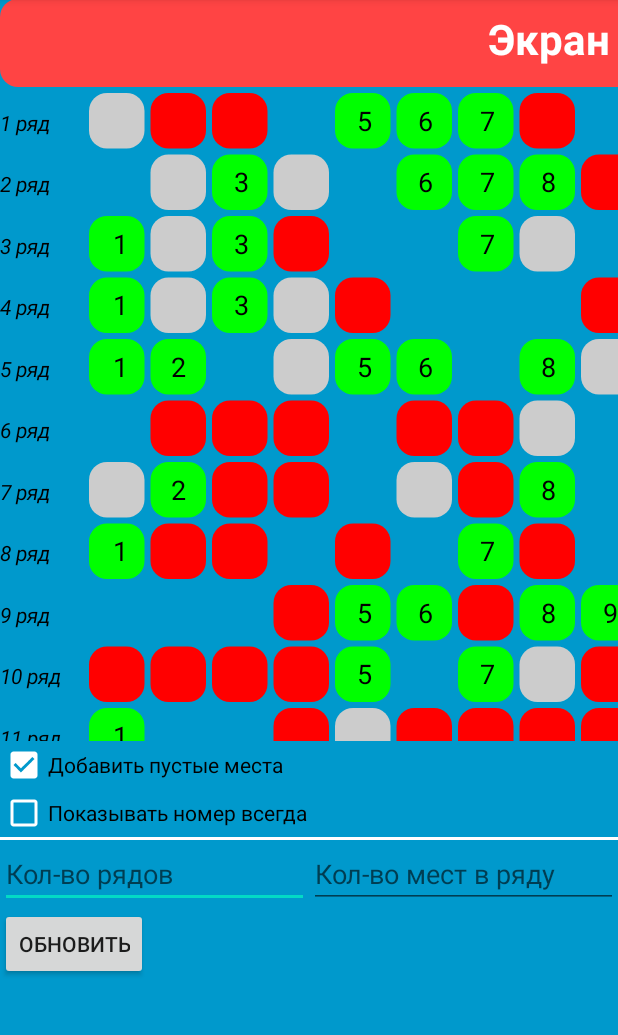
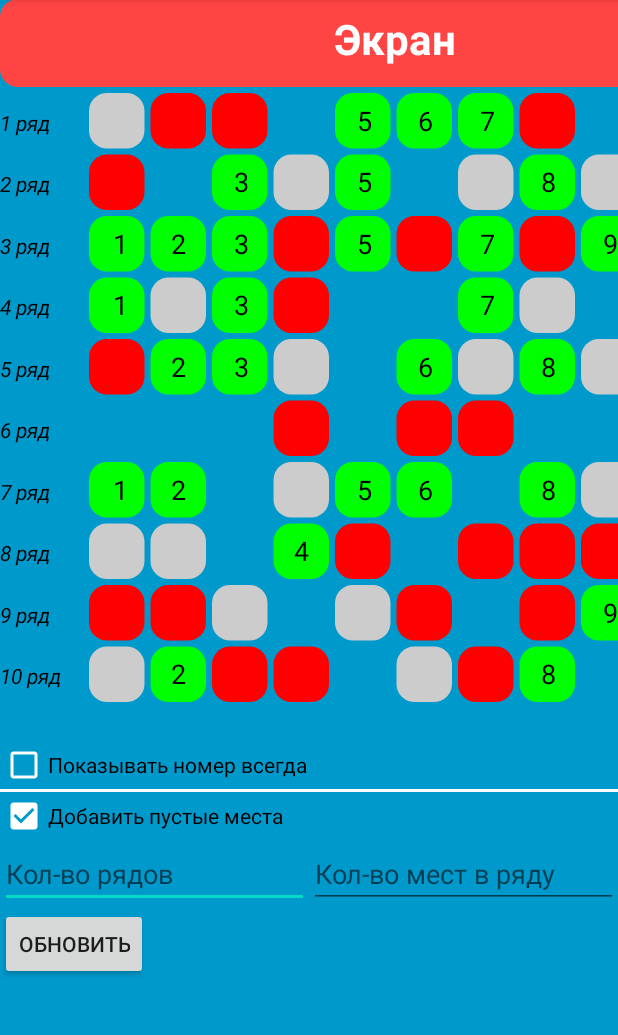
Before and after one commit to V-Razinov/PickPlaceView, an Android app: the screen it shows after launch (MainActivity), on a phone screen of 412 x 824 dp, the part 85-1120 px from its top. Run offline under Robolectric (Android 15) with nearby library versions, the phone set to English and light mode, and no system bars.

Commit message:
правки

```diff
--- a/app/src/main/java/com/custom_view/MainActivity.kt
+++ b/app/src/main/java/com/custom_view/MainActivity.kt
@@ -13,9 +13,9 @@ class MainActivity : AppCompatActivity() {
     override fun onCreate(savedInstanceState: Bundle?) {
         super.onCreate(savedInstanceState)
         setContentView(R.layout.activity_main)
-        pick_place_view.setData(generateData(15, 15))
+        pick_place_view.setData(generateData(10, 10))
         pick_place_view.setOnPlaceClickAction {
-            Toast.makeText(this, "ряд: ${it.row}, место: ${it.column} - ${it.name}", Toast.LENGTH_SHORT).show()
+            Toast.makeText(this, it.toString(), Toast.LENGTH_SHORT).show()
         }
         add_empty.setOnCheckedChangeListener { _, isChecked ->
             addEmptyPlaces = isChecked
--- a/app/src/main/java/com/custom_view/Models.kt
+++ b/app/src/main/java/com/custom_view/Models.kt
@@ -3,7 +3,6 @@ package com.custom_view
 import android.graphics.Color
 import android.graphics.Rect
 import androidx.annotation.ColorInt
-import kotlin.random.Random
 
 abstract class BasePlace(
     val name: String,
@@ -15,6 +14,7 @@ abstract class BasePlace(
     abstract fun showText(): Boolean // if "showPlaceNumberAlways" is set to false
     abstract fun getNextPlaceOnClick() : BasePlace?
     open fun isClickable(): Boolean = bgColor != null
+    override fun toString(): String = "$name - ряд: $row, место: $column"
 }
 
 class FreePlace(row: Int, column: Int) :
@@ -27,7 +27,7 @@ class FreePlace(row: Int, column: Int) :
 class ReservedPlace(row: Int, column: Int) :
     BasePlace(name = "Зарезервированное", row = row, column = column, bgColor = Color.RED) {
     override fun showText(): Boolean = false
-    override fun isClickable(): Boolean = false
+    override fun isClickable(): Boolean = true
     override fun getNextPlaceOnClick(): BasePlace? = null
 }
 
--- a/app/src/main/java/com/custom_view/PlacesView.kt
+++ b/app/src/main/java/com/custom_view/PlacesView.kt
@@ -40,9 +40,6 @@ class PlacesView : View {
     private var screenBgColor = Color.RED
     private var placeTextColor = Color.BLACK
     private var placeBgColor = Color.LTGRAY
-    private var placeFreeColor = Color.LTGRAY
-    private var placeReservedColor = Color.RED
-    private var placePickedColor = Color.GREEN
     private var rowNumberTextColor = Color.BLACK
 
     private var placeShowTextAlways = true
@@ -60,9 +57,9 @@ class PlacesView : View {
     private var rowAdditionNumberMargin = 0.dp
     private val rowNumberRealMargin get() = rowNumberMargin + rowAdditionNumberMargin
 
-    private var screenTextTypeFace = Typeface.create(Typeface.DEFAULT, Typeface.BOLD)
-    private var placeTypeFace = Typeface.create(Typeface.DEFAULT, Typeface.NORMAL)
-    private var rowNumberTypeFace = Typeface.create(Typeface.DEFAULT, Typeface.ITALIC)
+    private var screenTextTypeFace = getTypeFace(Typeface.BOLD)
+    private var placeTypeFace = getTypeFace(Typeface.NORMAL)
+    private var rowNumberTypeFace = getTypeFace(Typeface.ITALIC)
 
     private var placeNumberSize = 0f
     private var placeSize = 0f
@@ -83,27 +80,29 @@ class PlacesView : View {
     private var maxY = 0f
 
     private var places: List<MutableList<BasePlace>> = emptyList()
-    private var onPlaceClick: (BasePlace) -> Unit = { }
+    private var onPlaceClick: (BasePlace) -> Unit = {}
 
     override fun onMeasure(widthMeasureSpec: Int, heightMeasureSpec: Int) {
         super.onMeasure(widthMeasureSpec, heightMeasureSpec)
-        val maxColumns = places.maxOf { it.size }
+        //------------------Ширина/Высота нашего виджета------------------
+        val maxColumns = places.maxOfOrNull { it.size } ?: 0
         val w = (rowNumberColumnWidth + rowNumberMargin) * 2 +
                 maxColumns * (placeSize + placeMargin) + placeMargin
         val h = screenTextPadding * 2 + screenTextBounds.height() +
                 places.size * (placeSize + placeMargin) + placeMargin
 
+        //------------------Размер который займет наш виджет------------------
         val resolvedWidth = resolveSize(w.toInt(), widthMeasureSpec)
         val resolvedHeight = resolveSize(h.toInt(), heightMeasureSpec)
 
+        //------------------Дополнительный отступ между "Какой-то" ряд и местами------------------
         val diffs = resolvedWidth - w
         rowAdditionNumberMargin = if (diffs > 0) diffs / 2 else 0f
-
         realWidth = w + rowAdditionNumberMargin * 2
 
+        //------------------Включаем скроллы если надо + вычисляем макс и мин позиции для скролла------------------
         enableHorizontalScroll = w > resolvedWidth
         enableVerticalScroll = h > resolvedHeight
-
         if (enableHorizontalScroll) {
             abs(w - resolvedWidth).let {
                 if (it > 0) {
@@ -128,6 +127,7 @@ class PlacesView : View {
         canvas.apply {
             var startX = 0f
             var startY = 0f
+            //-------------------Надпись "Экран" с фоном--------------------
             val screenBgHeight = (startY + screenTextBounds.height() + screenTextPadding * 2)
             val screenBgWidth = startX + realWidth
             val screenTextX = realWidth / 2 - screenTextBounds.width().toFloat() / 2
@@ -144,26 +144,30 @@ class PlacesView : View {
                 screenTextX, screenTextY,
                 screenTextPaint
             )
+
+            //------------------Ряд и места------------------
             startY += screenBgHeight
             places.forEachIndexed { indexRow, row ->
                 if (indexRow != 0) {
                     startY += placeSize + placeMargin
                 }
 
+                //------------------"Какой-то" ряд------------------
                 val rowText = "${row.firstOrNull()?.row ?: indexRow + 1} ряд"//todo
                 val rowNumberY = startY + placeMargin + placeSize / 2 + rowNumberBounds.height() / 2
 
                 drawText(rowText, 0, rowText.length, 0f, rowNumberY, rowNumberPaint)
                 startX = 0f + rowNumberBounds.width() + rowNumberRealMargin
 
+                //------------------Места------------------
                 val pointY = startY + placeMargin
-
                 row.forEachIndexed { indexPlace, place ->
                     if (indexPlace != 0) {
                         startX += placeSize + placeMargin
                     }
                     val pointX = startX + placeMargin
 
+                    //------------------Если цвет фона не null - рисуем------------------
                     if (place.bgColor != null) {
                         val index = place.column.toString()
                         val endPointX = pointX + placeSize
@@ -175,6 +179,8 @@ class PlacesView : View {
                             placeCornerRadius, placeCornerRadius,
                             placeBGPaint.apply { color = place.bgColor }
                         )
+
+                        //------------------Если нужно показать номер------------------
                         if (needToShowText(place)) {
                             placeTextPaint.apply {
                                 getTextBounds(index, 0, index.length, placeTextBounds)
@@ -191,6 +197,8 @@ class PlacesView : View {
                         }
                     }
                 }
+
+                //------------------"Какой-то" ряд------------------
                 startX += placeMargin * 2 + placeSize + rowNumberRealMargin
                 rowNumberPaint.getTextBounds(rowText, 0, rowText.length, rowTextBound)
                 drawText(
@@ -240,7 +248,7 @@ class PlacesView : View {
             MotionEvent.ACTION_UP -> {
                 startX = NaN
                 if (event.duration < TAP_TIME) {
-                    handleClick(event)
+                    handleClick(event.x + scrollX, event.y + scrollY)
                     return true
                 }
                 false
@@ -267,17 +275,15 @@ class PlacesView : View {
         this.onPlaceClick = onPlaceClick
     }
 
-    fun <T>getPlaces(clazz: Class<T>): List<BasePlace> {
+    fun <T: BasePlace>getPlaces(clazz: Class<T>): List<BasePlace> {
         val places = mutableListOf<BasePlace>()
         this.places.forEach { row ->
-            row.forEach { place ->
-                if (clazz.isInstance(place)) {
-                    places.add(place)
-                }
-            }
+            places.addAll(row.filter { clazz.isInstance(it) })
         }
         return places
     }
+
+    fun getPlaces() = places
 
     fun setShowPlaceNumberAlways(always: Boolean) {
         placeShowTextAlways = always
@@ -334,18 +340,6 @@ class PlacesView : View {
                 R.styleable.PlacesView_placeShowNumbersAlways,
                 placeShowTextAlways
             )
-            placeFreeColor = getColor(
-                R.styleable.PlacesView_placeFreeColor,
-                placeFreeColor
-            )
-            placeReservedColor = getColor(
-                R.styleable.PlacesView_placeReservedColor,
-                placeReservedColor
-            )
-            placePickedColor = getColor(
-                R.styleable.PlacesView_placePickedColor,
-                placePickedColor
-            )
             rowNumberMargin = getDimensionPixelOffset(
                 R.styleable.PlacesView_rowNumberMargin,
                 rowNumberMargin.toInt()
@@ -392,22 +386,22 @@ class PlacesView : View {
         rowNumberColumnWidth = rowNumberBounds.width().toFloat()
     }
 
-    private fun handleClick(event: MotionEvent) {
-        val clickX = event.x + scrollX
-        val clickY = event.y + scrollY
+    private fun handleClick(clickX: Float, clickY: Float) {
         //Ищем ряд
         val row = places.find { row ->
             row.find { it.rect.inYBounds(clickY) } != null
         }
+        //Ищем индекс мместа
         val index = row?.indexOfFirst { it.rect.inXBounds(clickX) && it.isClickable() }
         if (index != null && index != -1) {
             val place = row[index]
-            onPlaceClick(place)
+            //Если при нажатии есть на что заменить - меняем
             place.getNextPlaceOnClick()?.let { nextPlace ->
                 row.removeAt(index)
                 row.add(index, nextPlace)
                 invalidate()
             }
+            onPlaceClick(row[index])
         }
     }
 
--- a/app/src/main/res/layout/activity_main.xml
+++ b/app/src/main/res/layout/activity_main.xml
@@ -15,10 +15,7 @@
         app:layout_constraintStart_toStartOf="parent"
         app:layout_constraintTop_toTopOf="parent"
         custom:placeCornerRadius="12dp"
-        custom:placeFreeColor="@android:color/darker_gray"
         custom:placeMargin="4dp"
-        custom:placePickedColor="@android:color/holo_green_light"
-        custom:placeReservedColor="@android:color/holo_red_light"
         custom:placeShowNumbersAlways="false"
         custom:placeTextPadding="8dp"
         custom:placeTextSize="18sp"
@@ -31,23 +28,13 @@
         custom:screenTextStyle="bold" />
 
     <CheckBox
-        android:id="@+id/add_empty"
-        app:layout_constraintStart_toStartOf="parent"
-        app:layout_constraintTop_toBottomOf="@+id/pick_place_view"
-        android:buttonTint="@color/white"
-        android:checked="true"
-        android:text="Добавить пустые места"
-        android:layout_width="wrap_content"
-        android:layout_height="wrap_content"/>
-
-    <CheckBox
         android:id="@+id/show_always_cb"
         android:layout_width="wrap_content"
         android:layout_height="wrap_content"
         android:buttonTint="@color/white"
         android:text="Показывать номер всегда"
         app:layout_constraintStart_toStartOf="parent"
-        app:layout_constraintTop_toBottomOf="@+id/add_empty" />
+        app:layout_constraintTop_toBottomOf="@+id/pick_place_view" />
 
     <View
         android:id="@+id/separator1"
@@ -56,6 +43,16 @@
         android:background="@color/white"
         app:layout_constraintTop_toBottomOf="@+id/show_always_cb" />
 
+    <CheckBox
+        android:id="@+id/add_empty"
+        android:layout_width="wrap_content"
+        android:layout_height="wrap_content"
+        android:buttonTint="@color/white"
+        android:checked="true"
+        android:text="Добавить пустые места"
+        app:layout_constraintStart_toStartOf="parent"
+        app:layout_constraintTop_toBottomOf="@+id/separator1" />
+
     <EditText
         android:id="@+id/rows"
         android:layout_width="0dp"
@@ -63,11 +60,12 @@
         android:ellipsize="end"
         android:hint="Кол-во рядов"
         android:inputType="numberDecimal"
-        android:maxLength="1000"
+        android:lines="1"
+        android:maxLength="3"
         app:layout_constraintEnd_toStartOf="@+id/columns"
         app:layout_constraintHorizontal_chainStyle="spread"
         app:layout_constraintStart_toStartOf="parent"
-        app:layout_constraintTop_toBottomOf="@+id/separator1" />
+        app:layout_constraintTop_toBottomOf="@+id/add_empty" />
 
     <EditText
         android:id="@+id/columns"
@@ -76,10 +74,11 @@
         android:ellipsize="end"
         android:hint="Кол-во мест в ряду"
         android:inputType="numberDecimal"
-        android:maxLength="1000"
+        android:lines="1"
+        android:maxLength="3"
         app:layout_constraintEnd_toEndOf="parent"
         app:layout_constraintStart_toEndOf="@+id/rows"
-        app:layout_constraintTop_toBottomOf="@+id/separator1" />
+        app:layout_constraintTop_toBottomOf="@+id/add_empty" />
 
     <Button
         android:id="@+id/update"
--- a/app/src/main/res/values/attrs.xml
+++ b/app/src/main/res/values/attrs.xml
@@ -33,9 +33,6 @@
         <attr name="placeTextPadding" format="dimension"/>
         <attr name="placeMargin" format="dimension"/>
         <attr name="placeCornerRadius" format="dimension"/>
-        <attr name="placeFreeColor" format="color"/>
-        <attr name="placeReservedColor" format="color"/>
-        <attr name="placePickedColor" format="color"/>
         <attr name="placeShowNumbersAlways" format="boolean"/>
     </declare-styleable>
 </resources>
```
